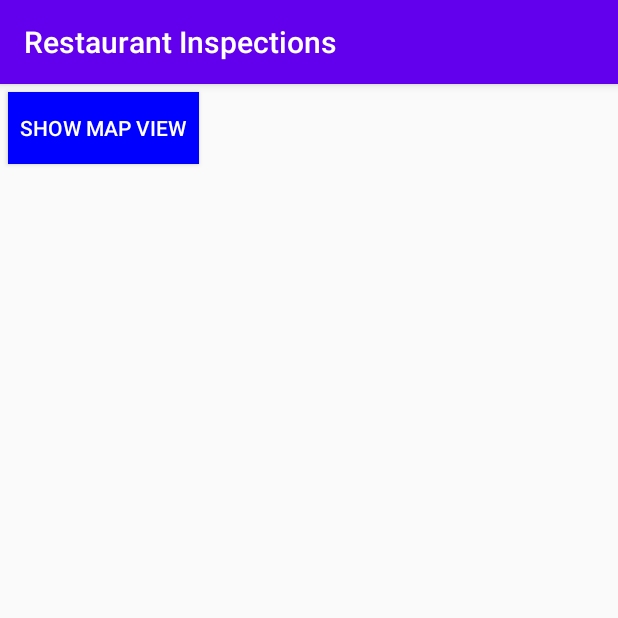
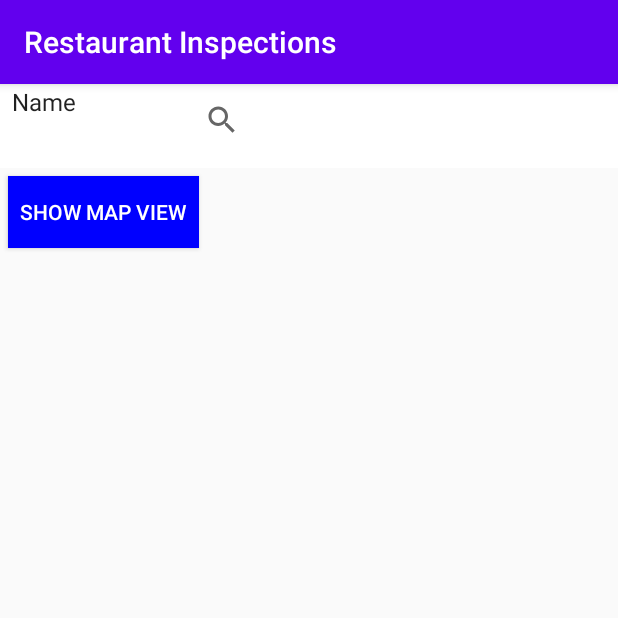
Before and after one commit to sukhsfu/cmpt276Project, an Android app: the MainActivity screen opened directly, with no data from a screen before it, on a phone screen of 412 x 824 dp, the top half of it. Run offline under Robolectric (Android 15) with nearby library versions, the light colour scheme and no system bars.

Commit message:
Added spinner to MainActivity

```diff
--- a/app/src/main/java/ca/cmpt276/UI/MainActivity.java
+++ b/app/src/main/java/ca/cmpt276/UI/MainActivity.java
@@ -25,13 +25,17 @@ import android.view.ContextThemeWrapper;
 import android.view.Menu;
 import android.view.MenuItem;
 import android.view.View;
+import android.widget.AdapterView;
+import android.widget.ArrayAdapter;
 import android.widget.SearchView;
+import android.widget.Spinner;
 import android.widget.TextView;
 
 import org.jetbrains.annotations.NotNull;
 import org.json.JSONException;
 import org.json.JSONObject;
 import android.widget.Button;
+import android.widget.Toast;
 
 import java.io.BufferedReader;
 import java.io.File;
@@ -54,11 +58,13 @@ import ca.cmpt276.model.RestaurantManager;
  * The MainActivity displays the list of restaurants to the user.
  */
 
-public class MainActivity extends AppCompatActivity implements jadapter.OnNoteListener {
+public class MainActivity extends AppCompatActivity implements jadapter.OnNoteListener, AdapterView.OnItemSelectedListener {
     private List<String> restaurantText = new ArrayList<>();
     protected static List<Integer> Hazards=new ArrayList<>();
 
     private RestaurantManager manager = RestaurantManager.getInstance();
+    private SearchView searchView;
+    private int selectedSpinnerPOS = 0;
 
     @Override
     protected void onCreate(Bundle savedInstanceState) {
@@ -69,6 +75,47 @@ public class MainActivity extends AppCompatActivity implements jadapter.OnNoteLi
         setOutputData();
         setupRestaurantInList();
         setupButtonSwitchToMap();
+
+        Spinner spinner = (Spinner) findViewById(R.id.mainSpinner);
+        spinner.setOnItemSelectedListener(this);
+        ArrayAdapter<CharSequence> adapter = ArrayAdapter.createFromResource(this,
+                R.array.menu_array, android.R.layout.simple_spinner_item);
+        adapter.setDropDownViewResource(android.R.layout.simple_spinner_dropdown_item);
+        spinner.setAdapter(adapter);
+
+        searchView = findViewById(R.id.mainSearchView);
+        searchView.setOnQueryTextListener(new SearchView.OnQueryTextListener() {
+            @Override
+            public boolean onQueryTextSubmit(String query) {
+                String searchText = searchView.getQuery().toString();
+                if(searchText != null || !searchText.equals("")){
+                    switch(selectedSpinnerPOS){
+                        case 0:
+                            //TODO filter restaurants by name
+                            break;
+                        case 1:
+                            //TODO filter restaurants by hazard level
+                            break;
+                        case 2:
+                            //TODO filter restaurants by violations
+                            break;
+                        case 3:
+                            //TODO filter restaurants by favorites
+                            break;
+                    }
+
+                }
+                return false;
+            }
+
+            @Override
+            public boolean onQueryTextChange(String newText) {
+                if(newText.equals("") || newText == null){
+                   // TODO populate all restaurants
+                }
+                return false;
+            }
+        });
     }
 
     @Override
@@ -171,4 +218,17 @@ public class MainActivity extends AppCompatActivity implements jadapter.OnNoteLi
         startActivity(intent);
     }
 
+    @Override
+    public void onItemSelected(AdapterView<?> parent, View view, int position, long id) {
+        Toast.makeText(this, "Position is: " + position, Toast.LENGTH_SHORT).show();
+        selectedSpinnerPOS = position;
+        if(selectedSpinnerPOS == 3){
+            // TODO: populate restaurant list to be favorites only
+        }
+    }
+
+    @Override
+    public void onNothingSelected(AdapterView<?> parent) {
+
+    }
 }
--- a/app/src/main/java/ca/cmpt276/UI/MapsActivity.java
+++ b/app/src/main/java/ca/cmpt276/UI/MapsActivity.java
@@ -90,9 +90,6 @@ public class MapsActivity extends FragmentActivity implements OnMapReadyCallback
     private LocationCallback locationCallback;
     String last_modified="";
     String last_modified2;
-
-    private String[] spinnerList = {"Name", "Hazard", "Violations", "Favorites"};
-
 
     String url = "http://data.surrey.ca/api/3/action/package_show?id=restaurants";
 
--- a/app/src/main/res/layout/activity_main.xml
+++ b/app/src/main/res/layout/activity_main.xml
@@ -6,6 +6,33 @@
     android:layout_width="match_parent"
     android:layout_height="match_parent"
     tools:context=".MainActivity">
+
+    <androidx.appcompat.widget.Toolbar
+        android:id="@+id/mainToolbar"
+        android:layout_width="match_parent"
+        android:layout_height="wrap_content"
+        android:background="#FFFFFF"
+        android:theme="@style/AppTheme"
+        app:layout_constraintStart_toStartOf="parent"
+        app:layout_constraintTop_toTopOf="parent" />
+
+    <Spinner
+        android:id="@+id/mainSpinner"
+        android:layout_width="wrap_content"
+        android:layout_height="wrap_content"
+        app:layout_constraintStart_toStartOf="parent"
+        app:layout_constraintTop_toTopOf="@id/mainToolbar" />
+
+    <SearchView
+        android:id="@+id/mainSearchView"
+        android:layout_width="300dp"
+        android:layout_height="wrap_content"
+        android:layout_toRightOf="@+id/mainSpinner"
+        android:queryHint="@string/search"
+        app:iconifiedByDefault="false"
+        app:layout_constraintEnd_toEndOf="@+id/mainToolbar"
+        app:layout_constraintStart_toEndOf="@+id/mainSpinner"
+        app:layout_constraintTop_toTopOf="@id/mainToolbar" />
 
     <Button
         android:id="@+id/btnSwitchMap"
@@ -20,7 +47,7 @@
         android:textColor="#FFFFFF"
         app:layout_constraintBottom_toTopOf="@+id/mainrecyleview"
         app:layout_constraintStart_toStartOf="parent"
-        app:layout_constraintTop_toTopOf="parent" />
+        app:layout_constraintTop_toBottomOf="@id/mainToolbar" />
 
     <androidx.recyclerview.widget.RecyclerView
         android:id="@+id/mainrecyleview"
--- a/app/src/main/res/layout/activity_maps.xml
+++ b/app/src/main/res/layout/activity_maps.xml
@@ -16,8 +16,7 @@
     <Spinner
         android:id="@+id/mapSpinner"
         android:layout_width="wrap_content"
-        android:layout_height="wrap_content"
-        android:hint="Search for"/>
+        android:layout_height="wrap_content"/>
 
     <SearchView
         android:id="@+id/mapSearchView"
@@ -26,7 +25,7 @@
         android:layout_alignParentEnd="true"
         android:layout_alignParentRight="true"
         android:layout_toRightOf="@+id/mapSpinner"
-        android:queryHint="Search..."
+        android:queryHint="@string/search"
         app:iconifiedByDefault="false"/>
 
 
--- a/app/src/main/res/values/strings.xml
+++ b/app/src/main/res/values/strings.xml
@@ -29,7 +29,7 @@
     <string name="maps_infoWin_noInsp">No inspections found.</string>
     <string name="maps_infoWin_hazLev">Hazard Level: %1$s</string>
     <string name="location_permission_denied">Permission Denied</string>
-
+    <string name="search">Search...</string>
 
     <!-- TODO: Remove or change this placeholder text -->
     <string name="hello_blank_fragment">Hello blank fragment</string>
```
